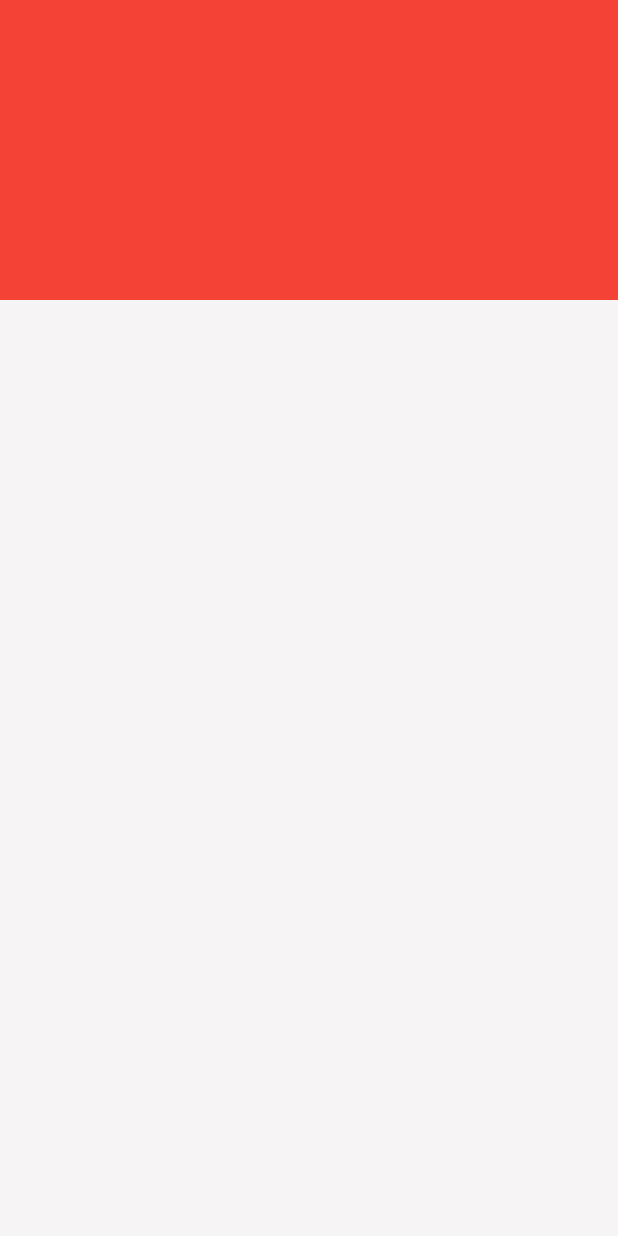
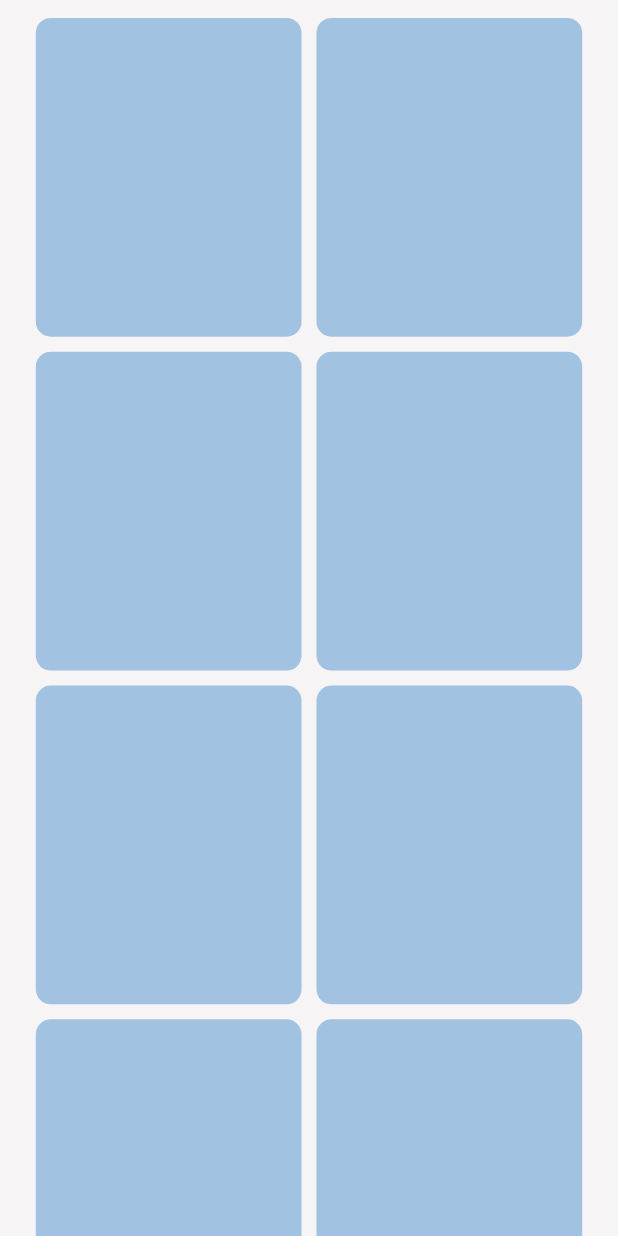
Before and after one commit to Tasneem-Zaareer/ramadan_guide_app, a Flutter app: the GiftsView screen opened directly, on a phone screen of 412 x 824 dp. Run offline on Flutter 3.47's test engine with Material 3 defaults, Android fonts, the light colour scheme and no system bars; our stand-ins replace easy_localization, flutter_screenutil, google_fonts, persistent_bottom_nav_bar.

Commit message:
add gifts view

```diff
--- a/lib/features/gifts/views/gifts_view.dart
+++ b/lib/features/gifts/views/gifts_view.dart
@@ -1,4 +1,5 @@
 import 'package:flutter/material.dart';
+import 'package:flutter_screenutil/flutter_screenutil.dart';
 
 class GiftsView extends StatelessWidget {
   const GiftsView({super.key});
@@ -6,13 +7,38 @@ class GiftsView extends StatelessWidget {
   @override
   Widget build(BuildContext context) {
     return Scaffold(
-      body: Column(children: [
-        Container(
-          height: 200,
-          width: double.infinity,
-          color: Colors.red,
-        ),
-      ]),
+      body: SafeArea(child: GiftsGridview()),
     );
   }
 }
+
+class GiftsGridview extends StatelessWidget {
+  const GiftsGridview({super.key});
+
+  @override
+  Widget build(BuildContext context) {
+    return GridView.builder(
+        padding: EdgeInsets.symmetric(horizontal: 20.h, vertical: 10.h),
+        gridDelegate: const SliverGridDelegateWithFixedCrossAxisCount(
+          mainAxisSpacing: 10,
+          crossAxisSpacing: 10,
+          crossAxisCount: 2,
+          childAspectRatio: 1 / 1.2,
+        ),
+        itemBuilder: (context, index) => GiftContainer());
+  }
+}
+
+class GiftContainer extends StatelessWidget {
+  const GiftContainer({super.key});
+
+  @override
+  Widget build(BuildContext context) {
+    return Container(
+      decoration: BoxDecoration(
+        borderRadius: BorderRadius.circular(10),
+        color: Theme.of(context).colorScheme.primary,
+      ),
+    );
+  }
+}
```
